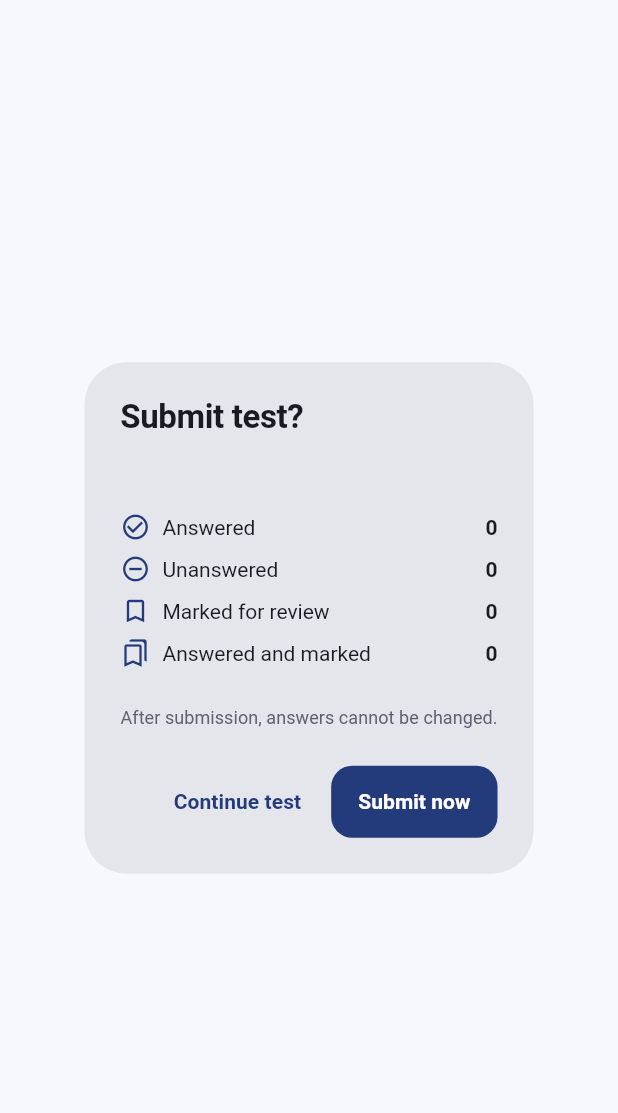
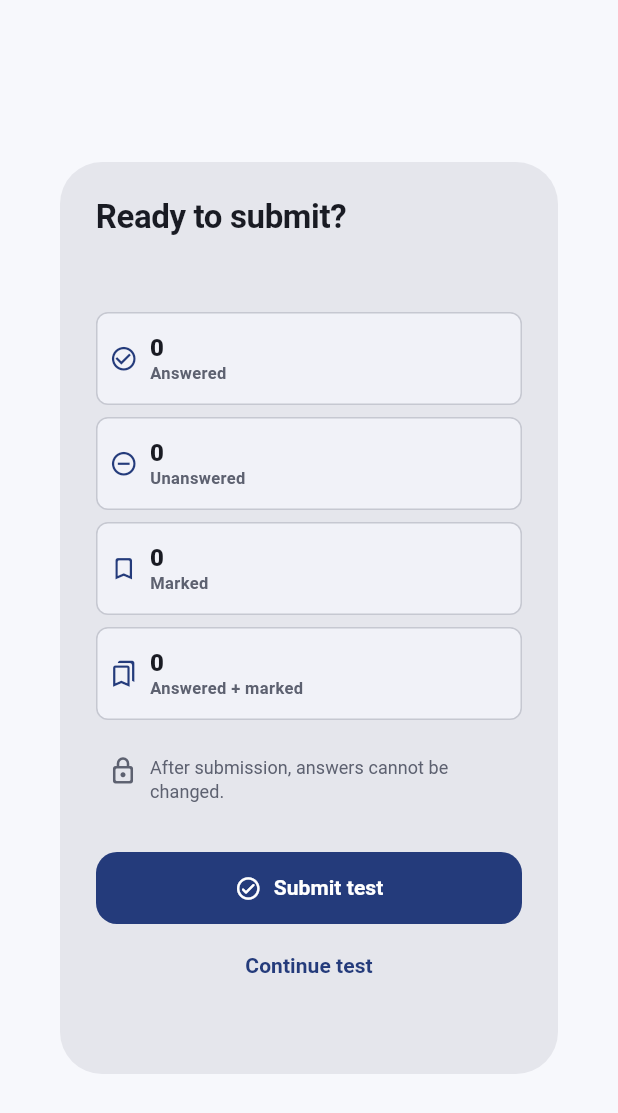
Before and after one commit to gurudhiman75-hash/examtreemobile, a Flutter app: the SubmissionSummaryDialog widget shown alone on an empty page, opened directly with empty values, on a phone screen of 412 x 824 dp. Shown: the top 1113 px of the screen. Run offline on Flutter 3.47's test engine with Material 3 defaults, Android fonts, the phone set to English and light mode, and no system bars; our stand-ins replace dio, firebase_auth, firebase_core, flutter_local_notifications, flutter_riverpod, flutter_timezone and 5 more; accounts and stored records are empty.

Commit message:
refactor(attempt): simplify submit and exit decisions

```diff
--- a/lib/features/test_attempt/presentation/widgets/test_attempt_dialogs.dart
+++ b/lib/features/test_attempt/presentation/widgets/test_attempt_dialogs.dart
@@ -18,75 +18,162 @@ class SubmissionSummaryDialog extends StatelessWidget {
   @override
   Widget build(BuildContext context) {
     final theme = Theme.of(context);
+    final hasUnanswered = summary.hasUnanswered;
+
     return AlertDialog(
-      title: const Text('Submit test?'),
+      scrollable: true,
+      title: const Text('Ready to submit?'),
       content: ConstrainedBox(
         constraints: const BoxConstraints(maxWidth: 420),
-        child: SingleChildScrollView(
         child: Column(
           mainAxisSize: MainAxisSize.min,
-            crossAxisAlignment: CrossAxisAlignment.start,
+          crossAxisAlignment: CrossAxisAlignment.stretch,
           children: [
             Text(
               testName,
+              maxLines: 2,
+              overflow: TextOverflow.ellipsis,
               style: theme.textTheme.titleSmall?.copyWith(
                 fontWeight: FontWeight.w700,
               ),
             ),
             const SizedBox(height: AppSpacing.md),
-              _SummaryRow(
-                label: 'Answered',
-                value: summary.totalAnswered,
-                icon: Icons.check_circle_outline,
+            _SubmissionSummaryGrid(summary: summary),
+            const SizedBox(height: AppSpacing.md),
+            Container(
+              padding: const EdgeInsets.all(AppSpacing.sm),
+              decoration: BoxDecoration(
+                color: hasUnanswered
+                    ? theme.colorScheme.tertiaryContainer
+                    : theme.colorScheme.surfaceContainerHigh,
+                borderRadius: BorderRadius.circular(AppSpacing.radiusMd),
               ),
-              _SummaryRow(
-                label: 'Unanswered',
-                value: summary.totalUnanswered,
-                icon: Icons.remove_circle_outline,
+              child: Row(
+                crossAxisAlignment: CrossAxisAlignment.start,
+                children: [
+                  Icon(
+                    hasUnanswered
+                        ? Icons.warning_amber_rounded
+                        : Icons.lock_outline_rounded,
+                    size: 20,
+                    color: hasUnanswered
+                        ? theme.colorScheme.onTertiaryContainer
+                        : theme.colorScheme.onSurfaceVariant,
                   ),
-              _SummaryRow(
-                label: 'Marked for review',
-                value: summary.totalMarked,
-                icon: Icons.bookmark_border,
+                  const SizedBox(width: AppSpacing.sm),
+                  Expanded(
+                    child: Text(
+                      hasUnanswered
+                          ? '${summary.totalUnanswered} unanswered ${summary.totalUnanswered == 1 ? 'question is' : 'questions are'} still left. You can review them before submitting.'
+                          : 'After submission, answers cannot be changed.',
+                      style: theme.textTheme.bodySmall?.copyWith(
+                        color: hasUnanswered
+                            ? theme.colorScheme.onTertiaryContainer
+                            : theme.colorScheme.onSurfaceVariant,
+                        height: 1.35,
                       ),
-              _SummaryRow(
-                label: 'Answered and marked',
-                value: summary.answeredAndMarkedForReview,
-                icon: Icons.bookmarks_outlined,
-              ),
-              const SizedBox(height: AppSpacing.md),
-              Text(
-                'After submission, answers cannot be changed.',
-                style: theme.textTheme.bodySmall?.copyWith(
-                  color: theme.colorScheme.onSurfaceVariant,
                     ),
                   ),
                 ],
               ),
             ),
+            const SizedBox(height: AppSpacing.lg),
+            if (hasUnanswered) ...[
+              FilledButton.tonalIcon(
+                onPressed: () => Navigator.pop(
+                  context,
+                  SubmissionDecision.reviewUnanswered,
                 ),
-      actions: [
+                icon: const Icon(Icons.fact_check_outlined),
+                label: Text(
+                  'Review ${summary.totalUnanswered} unanswered',
+                  textAlign: TextAlign.center,
+                ),
+              ),
+              const SizedBox(height: AppSpacing.sm),
+            ],
+            FilledButton.icon(
+              onPressed: () => Navigator.pop(context, SubmissionDecision.submit),
+              icon: const Icon(Icons.check_circle_outline_rounded),
+              label: const Text('Submit test'),
+            ),
+            const SizedBox(height: AppSpacing.xs),
             TextButton(
               onPressed: () => Navigator.pop(context, SubmissionDecision.cancel),
               child: const Text('Continue test'),
             ),
-        if (summary.hasUnanswered)
-          OutlinedButton(
-            onPressed: () =>
-                Navigator.pop(context, SubmissionDecision.reviewUnanswered),
-            child: const Text('Review unanswered'),
+          ],
         ),
-        FilledButton(
-          onPressed: () => Navigator.pop(context, SubmissionDecision.submit),
-          child: const Text('Submit now'),
       ),
-      ],
+      actions: const [],
     );
   }
 }
 
-class _SummaryRow extends StatelessWidget {
-  const _SummaryRow({
+class _SubmissionSummaryGrid extends StatelessWidget {
+  const _SubmissionSummaryGrid({required this.summary});
+
+  final AttemptSubmissionSummary summary;
+
+  @override
+  Widget build(BuildContext context) {
+    return LayoutBuilder(
+      builder: (context, constraints) {
+        final stack = constraints.maxWidth < 300 ||
+            MediaQuery.textScalerOf(context).scale(1) > 1.5;
+        final metrics = [
+          _SubmissionMetric(
+            label: 'Answered',
+            value: summary.totalAnswered,
+            icon: Icons.check_circle_outline,
+          ),
+          _SubmissionMetric(
+            label: 'Unanswered',
+            value: summary.totalUnanswered,
+            icon: Icons.remove_circle_outline,
+          ),
+          _SubmissionMetric(
+            label: 'Marked',
+            value: summary.totalMarked,
+            icon: Icons.bookmark_border_rounded,
+          ),
+          _SubmissionMetric(
+            label: 'Answered + marked',
+            value: summary.answeredAndMarkedForReview,
+            icon: Icons.bookmarks_outlined,
+          ),
+        ];
+
+        if (stack) {
+          return Column(
+            children: [
+              for (var index = 0; index < metrics.length; index++) ...[
+                metrics[index],
+                if (index != metrics.length - 1)
+                  const SizedBox(height: AppSpacing.sm),
+              ],
+            ],
+          );
+        }
+
+        return Wrap(
+          spacing: AppSpacing.sm,
+          runSpacing: AppSpacing.sm,
+          children: [
+            for (final metric in metrics)
+              SizedBox(
+                width: (constraints.maxWidth - AppSpacing.sm) / 2,
+                child: metric,
+              ),
+          ],
+        );
+      },
+    );
+  }
+}
+
+class _SubmissionMetric extends StatelessWidget {
+  const _SubmissionMetric({
     required this.label,
     required this.value,
     required this.icon,
@@ -99,20 +186,45 @@ class _SummaryRow extends StatelessWidget {
   @override
   Widget build(BuildContext context) {
     final theme = Theme.of(context);
-    return Padding(
-      padding: const EdgeInsets.only(bottom: AppSpacing.sm),
+    return Semantics(
+      label: '$label: $value',
+      excludeSemantics: true,
+      child: Container(
+        constraints: const BoxConstraints(minHeight: 62),
+        padding: const EdgeInsets.all(AppSpacing.sm),
+        decoration: BoxDecoration(
+          color: theme.colorScheme.surfaceContainerLow,
+          borderRadius: BorderRadius.circular(AppSpacing.radiusMd),
+          border: Border.all(color: theme.colorScheme.outlineVariant),
+        ),
         child: Row(
           children: [
-          Icon(icon, size: 20, color: theme.colorScheme.primary),
+            Icon(icon, size: 19, color: theme.colorScheme.primary),
             const SizedBox(width: AppSpacing.sm),
-          Expanded(child: Text(label)),
+            Expanded(
+              child: Column(
+                mainAxisSize: MainAxisSize.min,
+                crossAxisAlignment: CrossAxisAlignment.start,
+                children: [
                   Text(
                     '$value',
-            style: theme.textTheme.titleSmall?.copyWith(
-              fontWeight: FontWeight.bold,
+                    style: theme.textTheme.titleMedium?.copyWith(
+                      fontWeight: FontWeight.w800,
+                    ),
+                  ),
+                  Text(
+                    label,
+                    maxLines: 2,
+                    overflow: TextOverflow.ellipsis,
+                    style: theme.textTheme.labelSmall?.copyWith(
+                      color: theme.colorScheme.onSurfaceVariant,
                     ),
                   ),
                 ],
+              ),
+            ),
+          ],
+        ),
       ),
     );
   }
@@ -130,25 +242,56 @@ class ExitAttemptDialog extends StatelessWidget {
 
   @override
   Widget build(BuildContext context) {
+    final theme = Theme.of(context);
+    final (icon, title, message) = syncFailed
+        ? (
+            Icons.cloud_off_outlined,
+            'Progress still needs to sync',
+            'Your latest answers are safe on this device, but they have not reached ExamTree yet. Retry saving before leaving.',
+          )
+        : syncing
+            ? (
+                Icons.cloud_sync_outlined,
+                'Saving your progress',
+                'ExamTree is still saving your latest changes. Keep the test open until this save finishes.',
+              )
+            : (
+                Icons.pause_circle_outline_rounded,
+                'Save and leave test?',
+                'Your attempt will stay active and can be resumed later from this device or the ExamTree website.',
+              );
+
     return AlertDialog(
-      title: const Text('Save and leave test?'),
-      content: Text(
-        syncFailed
-            ? 'Your latest progress is not synced yet. Retry saving before leaving the test.'
-            : syncing
-                ? 'ExamTree is still saving your latest progress.'
-                : 'Your attempt will remain active and can be resumed later.',
+      title: Row(
+        crossAxisAlignment: CrossAxisAlignment.start,
+        children: [
+          Icon(icon, color: syncFailed ? theme.colorScheme.error : theme.colorScheme.primary),
+          const SizedBox(width: AppSpacing.sm),
+          Expanded(child: Text(title)),
+        ],
       ),
-      actions: [
+      content: ConstrainedBox(
+        constraints: const BoxConstraints(maxWidth: 420),
+        child: Column(
+          mainAxisSize: MainAxisSize.min,
+          crossAxisAlignment: CrossAxisAlignment.stretch,
+          children: [
+            Text(message, style: theme.textTheme.bodyMedium?.copyWith(height: 1.4)),
+            const SizedBox(height: AppSpacing.lg),
+            FilledButton.icon(
+              onPressed: syncing ? null : () => Navigator.pop(context, true),
+              icon: Icon(syncFailed ? Icons.sync_rounded : Icons.save_outlined),
+              label: Text(syncFailed ? 'Retry save' : 'Save and leave'),
+            ),
+            const SizedBox(height: AppSpacing.xs),
             TextButton(
               onPressed: () => Navigator.pop(context, false),
-          child: const Text('Stay'),
-        ),
-        FilledButton(
-          onPressed: syncing ? null : () => Navigator.pop(context, true),
-          child: Text(syncFailed ? 'Retry save' : 'Save and leave'),
+              child: const Text('Stay in test'),
             ),
           ],
+        ),
+      ),
+      actions: const [],
     );
   }
 }
@@ -205,10 +348,10 @@ class SyncStatusBanner extends StatelessWidget {
               Expanded(
                 child: Text(
                   syncing
-                      ? 'Saving your progress…'
+                      ? 'Saving progress…'
                       : lastSavedAt == null
-                          ? 'Progress is saved on this device and waiting to sync.'
-                          : 'Latest changes are saved on this device but not synced to ExamTree yet.',
+                          ? 'Saved on this device. Waiting to sync with ExamTree.'
+                          : 'Latest changes are safe on this device but not synced yet.',
                   style: theme.textTheme.bodySmall?.copyWith(
                     color: foreground,
                     fontWeight: FontWeight.w600,
```
Lines whose indentation alone changed are shown as unchanged.
